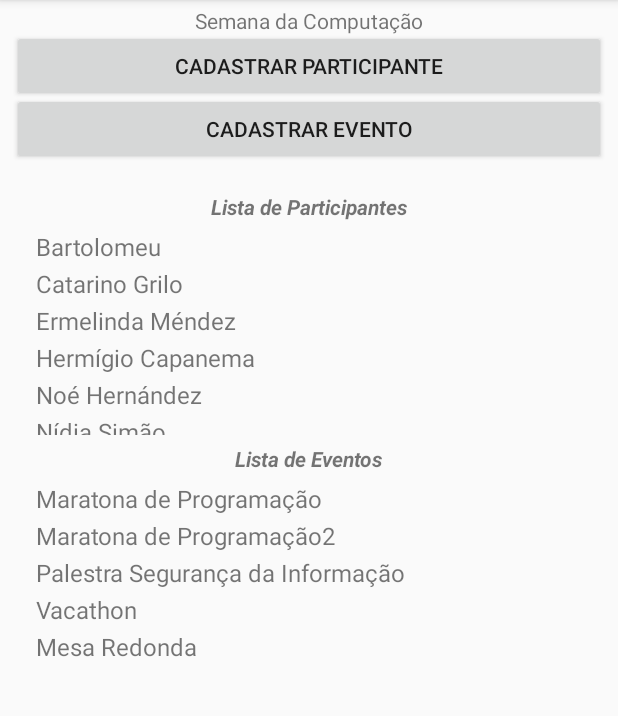
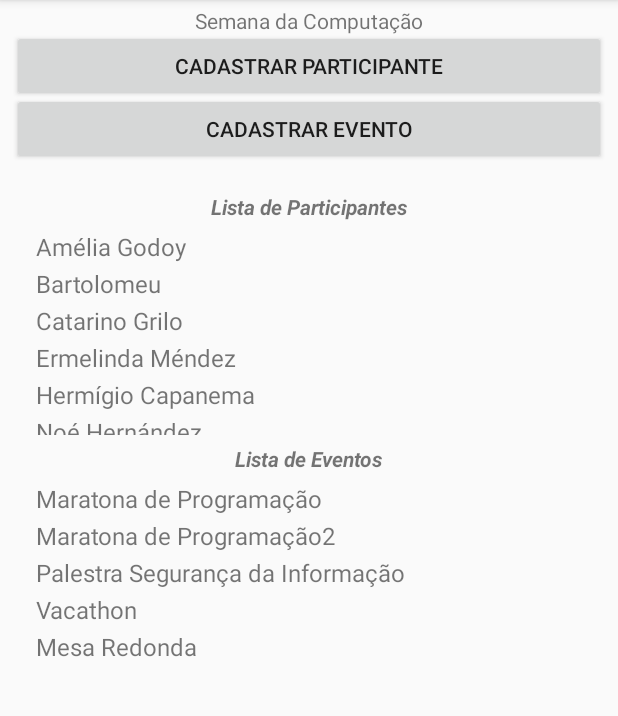
Before and after one commit to ufjf-dcc196/dcc196-2018-3-trb2-trb2-lucasbrandao, an Android app: the screen it shows after launch (MainActivity), on a phone screen of 412 x 824 dp, the part 84-800 px from its top. Run offline under Robolectric (Android 15) with nearby library versions, the phone set to English and light mode, and no system bars.

```diff
--- a/app/src/main/java/ufjf/dcc196/trb01/Aluno.java
+++ b/app/src/main/java/ufjf/dcc196/trb01/Aluno.java
@@ -7,10 +7,10 @@ public class Aluno implements Serializable{
 
     public String nome;
     public String email;
-    public Integer matricula;
+    public String matricula;
     private ArrayList<Evento> eventosInscritos = new ArrayList<Evento>();
 
-    Aluno(String name, String email, Integer matricula) {
+    Aluno(String name, String email, String matricula) {
         this.nome = name;
         this.email = email;
         this.matricula = matricula;
@@ -24,7 +24,7 @@ public class Aluno implements Serializable{
         return email;
     }
 
-    public Integer getMatricula() {
+    public String getMatricula() {
         return matricula;
     }
 
--- a/app/src/main/java/ufjf/dcc196/trb01/CadastroParticipante.java
+++ b/app/src/main/java/ufjf/dcc196/trb01/CadastroParticipante.java
@@ -37,7 +37,7 @@ public class CadastroParticipante extends AppCompatActivity {
                 Intent resposta = new Intent();
                 String nome = nomeAluno.getText().toString();
                 String email = emailAluno.getText().toString();
-                Integer matricula = Integer.valueOf(matriculaAluno.getText().toString());
+                String matricula = matriculaAluno.getText().toString();
                 resposta.putExtra("nome", nome);
                 resposta.putExtra("email", email);
                 resposta.putExtra("matricula", matricula);
--- a/app/src/main/java/ufjf/dcc196/trb01/Evento.java
+++ b/app/src/main/java/ufjf/dcc196/trb01/Evento.java
@@ -5,11 +5,11 @@ import java.util.ArrayList;
 
 public class Evento implements Serializable {
 
-    private String titulo;
-    private String dia;
-    private String hora;
-    private String facilitador;
-    private String descricao;
+    public String titulo;
+    public String dia;
+    public String hora;
+    public String facilitador;
+    public String descricao;
 
     private ArrayList<Aluno> participantesInscritos = new ArrayList<Aluno>();
 
--- a/app/src/main/java/ufjf/dcc196/trb01/MainActivity.java
+++ b/app/src/main/java/ufjf/dcc196/trb01/MainActivity.java
@@ -36,7 +36,7 @@ public class MainActivity extends AppCompatActivity {
     public static EventoAdapter eventoAdapter;
 
     public SQLiteDatabase conection;
-    public participanteBD participante_bd;
+    public participanteBD dados_bd;
     public bdController bdcontroller;
 
     public static ArrayList<Aluno> listaAlunos = new ArrayList<Aluno>();
@@ -85,11 +85,11 @@ public class MainActivity extends AppCompatActivity {
         eventoAdapter = new EventoAdapter(listaEventos, true);
         lstEvento.setAdapter(eventoAdapter);
 
+
         createConection();
         criarListaParticipantes();
-        carregarListaAlunos();
-        this.carregaListaEventos();
-
+        criarListaEventos();
+        carregarListas();
 
     }
 
@@ -107,7 +107,7 @@ public class MainActivity extends AppCompatActivity {
                 case MainActivity.REQUEST_CADASTROALUNO:
                     String nome = resultado.getString("nome");
                     String email = resultado.getString("email");
-                    Integer matricula = resultado.getInt("matricula");
+                    String matricula = resultado.getString("matricula");
 
                     //verificar se matricula já está cadastrada
                     for (int i=0; i<listaAlunos.size(); i++){
@@ -119,6 +119,7 @@ public class MainActivity extends AppCompatActivity {
 
                     Aluno novoAluno = new Aluno(nome, email, matricula);
                     bdcontroller.insertParticipante(novoAluno);
+                    bdcontroller.loadParticipantesList();
                     alunoAdapter.notifyDataSetChanged();
 
                     Toast.makeText(getApplicationContext(), "Aluno Registrado: "+ nome, Toast.LENGTH_LONG).show();
@@ -132,7 +133,10 @@ public class MainActivity extends AppCompatActivity {
                     String descricao = resultado.getString("descricao");
 
                     Evento novoEvento = new Evento(titulo, dia, hora, facilitador, descricao);
-                    this.listaEventos.add(novoEvento);
+                    bdcontroller.insertEvento(novoEvento);
+                    bdcontroller.loadEventosList();
+                    eventoAdapter.notifyDataSetChanged();
+
 
                     Toast.makeText(getApplicationContext(), "Evento Registrado: "+ titulo, Toast.LENGTH_LONG).show();
                     break;
@@ -143,12 +147,10 @@ public class MainActivity extends AppCompatActivity {
 
     private void createConection() {
         try {
-            participante_bd = new participanteBD(this);
-
-            conection = participante_bd.getWritableDatabase();
-
+            dados_bd = new participanteBD(this);
+            conection = dados_bd.getWritableDatabase();
+            bdcontroller = new bdController(conection);
             Log.d("participanteBD", "createConection: sucessfull");
-            bdcontroller = new bdController(conection);
 
         } catch (SQLException e) {
             Log.d("participanteBD", "createConection: fail");
@@ -156,28 +158,29 @@ public class MainActivity extends AppCompatActivity {
     }
 
     public void criarListaParticipantes() {
-        bdcontroller.insertParticipante(new Aluno("Amélia Godoy","amelia@gmail.com",45454545));
-        bdcontroller.insertParticipante(new Aluno("Bartolomeu","bartolomeu@gmail.com",201551));
-        bdcontroller.insertParticipante(new Aluno("Catarino Grilo","catarino@gmail.com",201552));
-        bdcontroller.insertParticipante(new Aluno("Ermelinda Méndez","ermelinda@gmail.com",201553));
-        bdcontroller.insertParticipante(new Aluno("Hermígio Capanema","capanema@gmail.com",201554));
-        bdcontroller.insertParticipante(new Aluno("Noé Hernández","noeh@gmail.com",201555));
-        bdcontroller.insertParticipante(new Aluno("Nídia Simão","nidias@gmail.com",201556));
-        bdcontroller.insertParticipante(new Aluno("Poliana Rebello","polianarebello@gmail.com",201557));
-        bdcontroller.insertParticipante(new Aluno("Silvana Girão","giraosilvana@gmail.com",201558));
+        bdcontroller.insertParticipante(new Aluno("Amélia Godoy","amelia@gmail.com","45454545"));
+        bdcontroller.insertParticipante(new Aluno("Bartolomeu","bartolomeu@gmail.com","201551"));
+        bdcontroller.insertParticipante(new Aluno("Catarino Grilo","catarino@gmail.com","201552"));
+        bdcontroller.insertParticipante(new Aluno("Ermelinda Méndez","ermelinda@gmail.com","201553"));
+        bdcontroller.insertParticipante(new Aluno("Hermígio Capanema","capanema@gmail.com","201554"));
+        bdcontroller.insertParticipante(new Aluno("Noé Hernández","noeh@gmail.com","201555"));
+        bdcontroller.insertParticipante(new Aluno("Nídia Simão","nidias@gmail.com","201556"));
+        bdcontroller.insertParticipante(new Aluno("Poliana Rebello","polianarebello@gmail.com","201557"));
+        bdcontroller.insertParticipante(new Aluno("Silvana Girão","giraosilvana@gmail.com","201558"));
     }
 
-    public void carregarListaAlunos() {
-        bdcontroller.loadList();
+    public void carregarListas() {
+        bdcontroller.loadParticipantesList();
+        bdcontroller.loadEventosList();
     }
 
-    public void carregaListaEventos() {
-        this.listaEventos.add(new Evento("Maratona de Programação","24/10/2018","17:00","Professor","Maratona..."));
-        this.listaEventos.add(new Evento("Maratona de Programação2","25/10/2018","17:00","Professor","Maratona..."));
-        this.listaEventos.add(new Evento("Palestra Segurança da Informação","25/10/2018","14:00","Professor","Palestra..."));
-        this.listaEventos.add(new Evento("Vacathon","24/10/2018","17:00","Professor","Palestra..."));
-        this.listaEventos.add(new Evento("Mesa Redonda","24/10/2018","17:00","Professor","Evento..."));
-        this.listaEventos.add(new Evento("Palestra Banco de Dados NOSQL","24/10/2018","17:00","Professor","Palestra..."));
+    public void criarListaEventos() {
+        bdcontroller.insertEvento(new Evento("Maratona de Programação","24/10/2018","17:00","Professor","Maratona..."));
+        bdcontroller.insertEvento(new Evento("Maratona de Programação2","25/10/2018","17:00","Professor","Maratona..."));
+        bdcontroller.insertEvento(new Evento("Palestra Segurança da Informação","25/10/2018","14:00","Professor","Palestra..."));
+        bdcontroller.insertEvento(new Evento("Vacathon","24/10/2018","17:00","Professor","Palestra..."));
+        bdcontroller.insertEvento(new Evento("Mesa Redonda","24/10/2018","17:00","Professor","Evento..."));
+        bdcontroller.insertEvento(new Evento("Palestra Banco de Dados NOSQL","24/10/2018","17:00","Professor","Palestra..."));
     }
 
     public static void alterarDadosParticipante(int position, String nome, String email) {
--- a/app/src/main/java/ufjf/dcc196/trb01/bdController.java
+++ b/app/src/main/java/ufjf/dcc196/trb01/bdController.java
@@ -20,9 +20,7 @@ public class bdController {
 
 
     public void insertParticipante(Aluno participante) {
-
        try {
-
            ContentValues contentValues = new ContentValues();
 
            contentValues.put("NOME", participante.nome);
@@ -63,7 +61,7 @@ public class bdController {
 
             do {
                 Aluno al = new Aluno(null, null, null);
-                al.matricula = result.getInt(result.getColumnIndexOrThrow("MATRICULA"));
+                al.matricula = result.getString(result.getColumnIndexOrThrow("MATRICULA"));
                 al.nome = result.getString(result.getColumnIndexOrThrow("NOME"));
                 al.email = result.getString(result.getColumnIndexOrThrow("EMAIL"));
 
@@ -76,7 +74,7 @@ public class bdController {
         return participantes;
     }
 
-    public void loadList() {
+    public void loadParticipantesList() {
 
         ArrayList<Aluno> participantes = new ArrayList<Aluno>();
 
@@ -91,7 +89,7 @@ public class bdController {
 
             do {
                 Aluno al = new Aluno(null, null, null);
-                al.matricula = result.getInt(result.getColumnIndexOrThrow("MATRICULA"));
+                al.matricula = result.getString(result.getColumnIndexOrThrow("MATRICULA"));
                 al.nome = result.getString(result.getColumnIndexOrThrow("NOME"));
                 al.email = result.getString(result.getColumnIndexOrThrow("EMAIL"));
 
@@ -119,7 +117,7 @@ public class bdController {
         if (result.getCount() > 0) {
             result.moveToFirst();
 
-            participante.matricula = result.getInt(result.getColumnIndexOrThrow("MATRICULA"));
+            participante.matricula = result.getString(result.getColumnIndexOrThrow("MATRICULA"));
             participante.nome = result.getString(result.getColumnIndexOrThrow("NOME"));
             participante.email = result.getString(result.getColumnIndexOrThrow("EMAIL"));
 
@@ -129,4 +127,49 @@ public class bdController {
         return null;
     }
 
+
+
+    public void insertEvento(Evento event) {
+        try {
+            ContentValues contentValues = new ContentValues();
+
+            contentValues.put("TITULO", event.titulo);
+            contentValues.put("DIA", event.dia);
+            contentValues.put("HORA", event.hora);
+            contentValues.put("FACILITADOR", event.facilitador);
+            contentValues.put("DESCRICAO", event.descricao);
+
+            conection.insertOrThrow("EVENTO", null, contentValues);
+        }catch (SQLException e) {
+            Log.d("insert", "insertEvento: erro");
+        }
+    }
+    public void loadEventosList() {
+
+        ArrayList<Evento> eventos = new ArrayList<Evento>();
+
+        StringBuilder sql = new StringBuilder();
+        sql.append(" SELECT TITULO, DIA, HORA, FACILITADOR, DESCRICAO ");
+        sql.append(" FROM EVENTO ");
+
+        Cursor result = conection.rawQuery(sql.toString(), null);
+
+        if (result.getCount() > 0) {
+            result.moveToFirst();
+
+            do {
+                Evento ev = new Evento(null, null, null, null, null);
+                ev.titulo = result.getString(result.getColumnIndexOrThrow("TITULO"));
+                ev.dia = result.getString(result.getColumnIndexOrThrow("DIA"));
+                ev.hora = result.getString(result.getColumnIndexOrThrow("HORA"));
+                ev.facilitador = result.getString(result.getColumnIndexOrThrow("FACILITADOR"));
+                ev.descricao = result.getString(result.getColumnIndexOrThrow("DESCRICAO"));
+
+                MainActivity.listaEventos.add(ev);
+
+            } while (result.moveToNext());
+
+        }
+    }
+
 }
--- a/app/src/main/java/ufjf/dcc196/trb01/participanteBD.java
+++ b/app/src/main/java/ufjf/dcc196/trb01/participanteBD.java
@@ -12,7 +12,8 @@ public class participanteBD extends SQLiteOpenHelper {
 
     @Override
     public void onCreate(SQLiteDatabase sqLiteDatabase) {
-        sqLiteDatabase.execSQL(scriptSQL.getCreateTableParticipante());
+        sqLiteDatabase.execSQL(scriptSQL.getCreateTable());
+        sqLiteDatabase.execSQL(scriptSQL.getCreateEventTable());
     }
 
     @Override
--- a/app/src/main/java/ufjf/dcc196/trb01/scriptSQL.java
+++ b/app/src/main/java/ufjf/dcc196/trb01/scriptSQL.java
@@ -2,15 +2,31 @@ package ufjf.dcc196.trb01;
 
 public class scriptSQL {
 
-    public static String getCreateTableParticipante() {
+    public static String getCreateTable() {
         StringBuilder sql   = new StringBuilder();
 
         sql.append("    CREATE TABLE IF NOT EXISTS PARTICIPANTE ( ");
-        sql.append("    MATRICULA   INTEGER      PRIMARY KEY NOT NULL, ");
+        sql.append("    MATRICULA   VARCHAR (50) PRIMARY KEY NOT NULL, ");
         sql.append("    NOME        VARCHAR (50) NOT NULL, ");
-        sql.append("    EMAIL       VARCHAR (50) NOT NULL ) ");
+        sql.append("    EMAIL       VARCHAR (50) NOT NULL ); ");
 
         return sql.toString();
 
     }
+
+    public static String getCreateEventTable() {
+        StringBuilder sql   = new StringBuilder();
+
+        sql.append("    CREATE TABLE IF NOT EXISTS EVENTO ( ");
+        sql.append("    TITULO      VARCHAR (50) PRIMARY KEY NOT NULL, ");
+        sql.append("    DIA         VARCHAR (50) NOT NULL, ");
+        sql.append("    HORA        VARCHAR (50) NOT NULL, ");
+        sql.append("    FACILITADOR VARCHAR (50) NOT NULL, ");
+        sql.append("    DESCRICAO   VARCHAR (50) NOT NULL ) ");
+
+        return sql.toString();
+
+    }
+
+
 }
```
